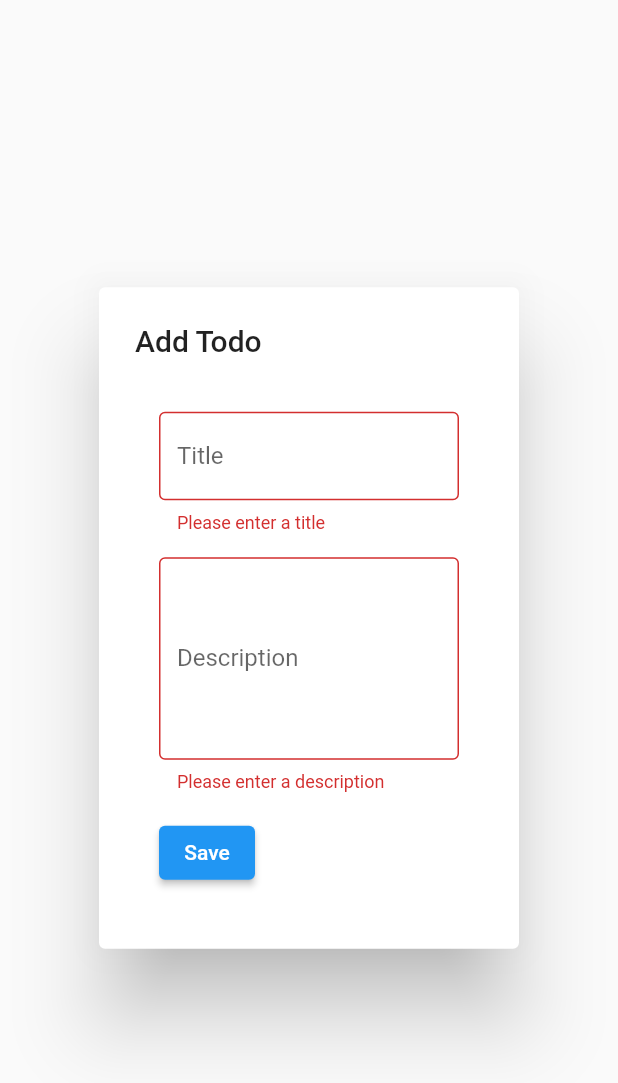
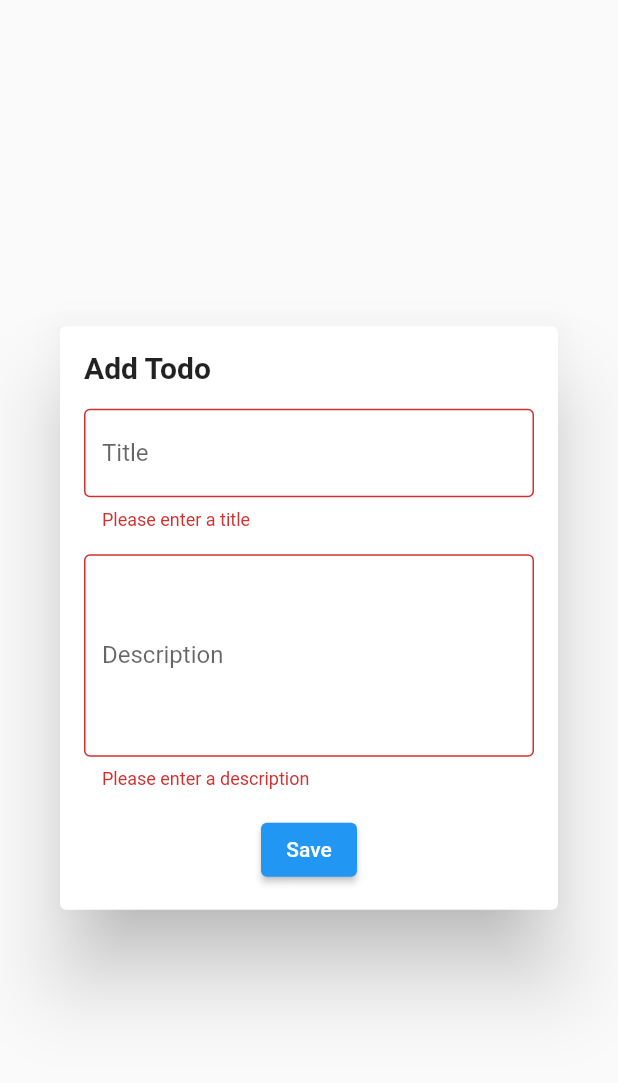
Before and after one commit to kavindushehan/CTSE, a Flutter app: the AddTodoModal widget shown alone on an empty page, opened directly with empty values, after a tap on "Save", on a phone screen of 412 x 824 dp. Shown: the top 1083 px of the screen. Run offline on Flutter 3.47's test engine with Material 2 defaults, Android fonts, the phone set to English and light mode, and no system bars; our stand-ins replace cloud_firestore, firebase_auth, firebase_core, firebase_storage, flutter_slidable, fluttertoast and 1 more; accounts and stored records are empty; network calls fail.

Commit message:
Modified add todo layout

```diff
--- a/lib/screens/todo/add_todo.dart
+++ b/lib/screens/todo/add_todo.dart
@@ -26,11 +26,22 @@ class _AddTodoModalState extends State<AddTodoModal> {
 
   @override
   Widget build(BuildContext context) {
-    return AlertDialog(
-      title: Text('Add Todo'),
-      content: Padding(
-        padding: EdgeInsets.all(16.0),
-        child: Form(
+    return Dialog(
+      child: Container(
+        padding: const EdgeInsets.all(16.0),
+        child: Column(
+          crossAxisAlignment: CrossAxisAlignment.start,
+          mainAxisSize: MainAxisSize.min,
+          children: [
+            const Text(
+              'Add Todo',
+              style: TextStyle(
+                fontWeight: FontWeight.bold,
+                fontSize: 20.0,
+              ),
+            ),
+            const SizedBox(height: 16.0),
+            Form(
               key: _formKey,
               child: Column(
                 crossAxisAlignment: CrossAxisAlignment.start,
@@ -38,7 +49,7 @@ class _AddTodoModalState extends State<AddTodoModal> {
                 children: [
                   TextFormField(
                     controller: _titleController,
-                decoration: InputDecoration(
+                    decoration: const InputDecoration(
                       labelText: 'Title',
                       border: OutlineInputBorder(),
                     ),
@@ -49,11 +60,11 @@ class _AddTodoModalState extends State<AddTodoModal> {
                       return null;
                     },
                   ),
-              SizedBox(height: 16.0),
+                  const SizedBox(height: 16.0),
                   TextFormField(
                     controller: _descriptionController,
                     maxLines: 5,
-                decoration: InputDecoration(
+                    decoration: const InputDecoration(
                       labelText: 'Description',
                       border: OutlineInputBorder(),
                     ),
@@ -64,13 +75,15 @@ class _AddTodoModalState extends State<AddTodoModal> {
                       return null;
                     },
                   ),
-              SizedBox(height: 16.0),
-              ElevatedButton(
+                  const SizedBox(height: 16.0),
+                  Center(
+                    child: ElevatedButton(
                       onPressed: () async {
                         if (_formKey.currentState!.validate()) {
-                    String id = Uuid().v4();
+                          String id = const Uuid().v4();
                           String title = _titleController.text.trim();
-                    String description = _descriptionController.text.trim();
+                          String description =
+                              _descriptionController.text.trim();
                           Todos todo = Todos(
                             id: id,
                             title: title,
@@ -80,10 +93,13 @@ class _AddTodoModalState extends State<AddTodoModal> {
                           Navigator.pop(context);
                         }
                       },
-                child: Text('Save'),
+                      child: const Text('Save'),
+                    ),
                   ),
                 ],
               ),
+            ),
+          ],
         ),
       ),
     );
```
Lines whose indentation alone changed are shown as unchanged.
